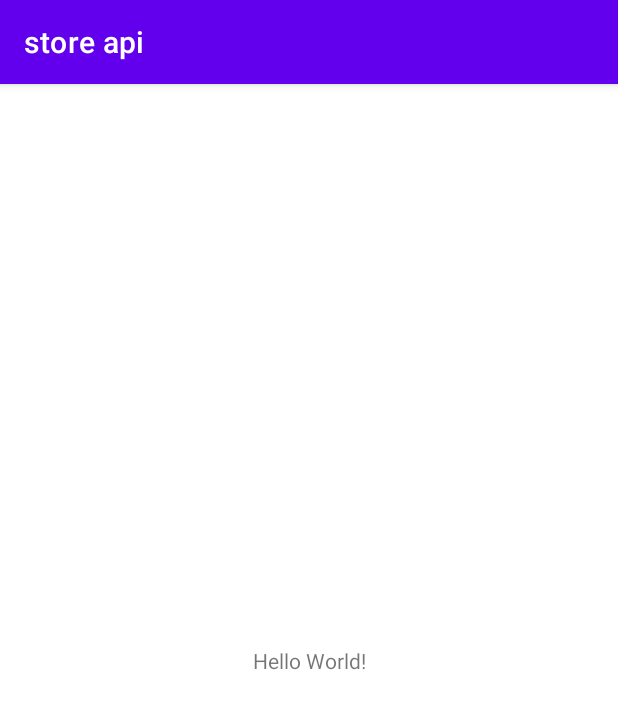
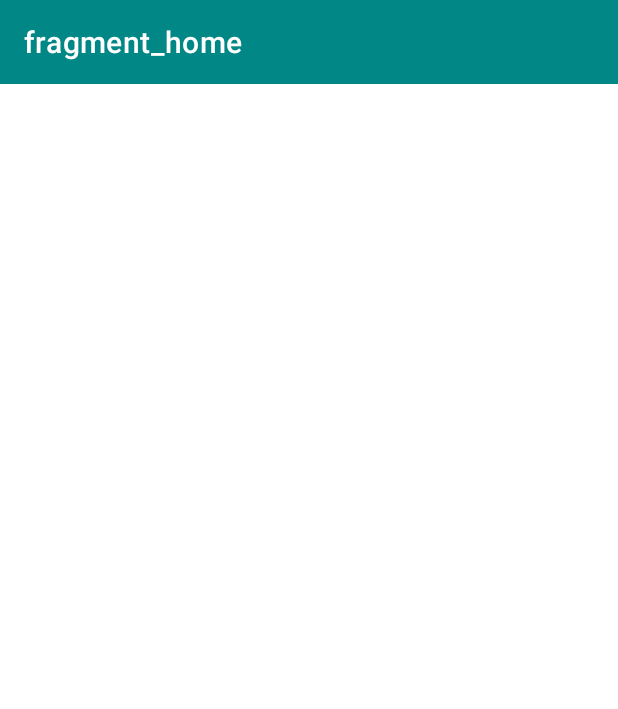
Before and after one commit to AbdelrahmanNabil77/store-api, an Android app: the screen it shows after launch (MainActivity), on a phone screen of 412 x 824 dp. Shown: the top 709 px of the screen. Run offline under Robolectric (Android 15) with nearby library versions, the phone set to English and light mode, and no system bars; our stand-ins replace data binding, navigation-ui.

Commit message:
implemented navigation component with tool bar and data binding

```diff
--- a/app/build.gradle
+++ b/app/build.gradle
@@ -24,6 +24,9 @@ android {
             minifyEnabled false
             proguardFiles getDefaultProguardFile('proguard-android-optimize.txt'), 'proguard-rules.pro'
         }
+    }
+    buildFeatures {
+        dataBinding true
     }
     compileOptions {
         sourceCompatibility JavaVersion.VERSION_1_8
--- a/app/src/main/java/com/example/storeapi/MainActivity.kt
+++ b/app/src/main/java/com/example/storeapi/MainActivity.kt
@@ -2,10 +2,31 @@ package com.example.storeapi
 
 import androidx.appcompat.app.AppCompatActivity
 import android.os.Bundle
+import androidx.databinding.DataBindingUtil
+import androidx.navigation.NavController
+import androidx.navigation.fragment.NavHostFragment
+import androidx.navigation.ui.AppBarConfiguration
+import androidx.navigation.ui.navigateUp
+import androidx.navigation.ui.setupActionBarWithNavController
+import com.example.storeapi.databinding.ActivityMainBinding
 
 class MainActivity : AppCompatActivity() {
+    lateinit var binding: ActivityMainBinding
+    lateinit var navController: NavController
+    lateinit var appBarConfiguration: AppBarConfiguration
     override fun onCreate(savedInstanceState: Bundle?) {
         super.onCreate(savedInstanceState)
-        setContentView(R.layout.activity_main)
+        binding=DataBindingUtil.setContentView(this, R.layout.activity_main)
+        val navHostFragment =
+            supportFragmentManager.findFragmentById(R.id.fragmentContainer) as NavHostFragment
+        navController = navHostFragment.navController
+        setSupportActionBar(binding.toolBar)
+
+        appBarConfiguration = AppBarConfiguration(setOf(R.id.homeFragment))
+        setupActionBarWithNavController(navController,appBarConfiguration)
+
+    }
+    override fun onSupportNavigateUp(): Boolean {
+        return navController.navigateUp(appBarConfiguration) || super.onSupportNavigateUp()
     }
 }
--- /dev/null
+++ b/app/src/main/java/com/example/storeapi/view/DetailsFragment.kt
@@ -0,0 +1,27 @@
+package com.example.storeapi.view
+
+import android.os.Bundle
+import android.view.LayoutInflater
+import android.view.View
+import android.view.ViewGroup
+import androidx.databinding.DataBindingUtil
+import androidx.fragment.app.Fragment
+import com.example.storeapi.R
+import com.example.storeapi.databinding.FragmentDetailsBinding
+
+class DetailsFragment : Fragment() {
+    lateinit var binding: FragmentDetailsBinding
+    override fun onCreateView(
+        inflater: LayoutInflater, container: ViewGroup?,
+        savedInstanceState: Bundle?
+    ): View? {
+        // Inflate the layout for this fragment
+        binding = DataBindingUtil.inflate(
+            inflater,
+            R.layout.fragment_details,
+            container,
+            false
+        )
+        return binding.root
+    }
+}
--- /dev/null
+++ b/app/src/main/java/com/example/storeapi/view/HomeFragment.kt
@@ -0,0 +1,30 @@
+package com.example.storeapi.view
+
+import android.os.Bundle
+import androidx.fragment.app.Fragment
+import android.view.LayoutInflater
+import android.view.View
+import android.view.ViewGroup
+import androidx.databinding.DataBindingUtil
+import androidx.navigation.fragment.findNavController
+import com.example.storeapi.R
+import com.example.storeapi.databinding.FragmentDetailsBinding
+import com.example.storeapi.databinding.FragmentHomeBinding
+
+class HomeFragment : Fragment() {
+    lateinit var binding: FragmentHomeBinding
+    override fun onCreateView(
+        inflater: LayoutInflater, container: ViewGroup?,
+        savedInstanceState: Bundle?
+    ): View? {
+        // Inflate the layout for this fragment
+        binding = DataBindingUtil.inflate(
+            inflater,
+            R.layout.fragment_home,
+            container,
+            false
+        )
+        return binding.root
+    }
+
+}
--- a/app/src/main/res/layout/activity_main.xml
+++ b/app/src/main/res/layout/activity_main.xml
@@ -1,18 +1,31 @@
 <?xml version="1.0" encoding="utf-8"?>
-<androidx.constraintlayout.widget.ConstraintLayout xmlns:android="http://schemas.android.com/apk/res/android"
+<layout
+    xmlns:android="http://schemas.android.com/apk/res/android"
     xmlns:app="http://schemas.android.com/apk/res-auto"
-    xmlns:tools="http://schemas.android.com/tools"
+    xmlns:tools="http://schemas.android.com/tools">
+<androidx.constraintlayout.widget.ConstraintLayout
     android:layout_width="match_parent"
     android:layout_height="match_parent"
     tools:context=".MainActivity">
 
-    <TextView
-        android:layout_width="wrap_content"
+    <androidx.appcompat.widget.Toolbar
+        android:id="@+id/toolBar"
+        android:layout_width="match_parent"
         android:layout_height="wrap_content"
-        android:text="Hello World!"
+        android:theme="@style/ToolbarTheme"
+        app:layout_constraintStart_toStartOf="parent"
+        app:layout_constraintTop_toTopOf="parent"
+        />
+    <androidx.fragment.app.FragmentContainerView
+        android:id="@+id/fragmentContainer"
+        android:name="androidx.navigation.fragment.NavHostFragment"
+        android:layout_width="match_parent"
+        android:layout_height="0dp"
+        app:layout_constraintStart_toStartOf="parent"
+        app:layout_constraintTop_toBottomOf="@id/toolBar"
         app:layout_constraintBottom_toBottomOf="parent"
-        app:layout_constraintEnd_toEndOf="parent"
-        app:layout_constraintStart_toStartOf="parent"
-        app:layout_constraintTop_toTopOf="parent" />
-
+        android:layout_marginBottom="10dp"
+        app:defaultNavHost="true"
+        app:navGraph="@navigation/main_nav_graph" />
 </androidx.constraintlayout.widget.ConstraintLayout>
+</layout>
--- /dev/null
+++ b/app/src/main/res/layout/fragment_details.xml
@@ -0,0 +1,17 @@
+<?xml version="1.0" encoding="utf-8"?>
+<layout
+    xmlns:android="http://schemas.android.com/apk/res/android"
+    xmlns:tools="http://schemas.android.com/tools">
+<FrameLayout
+    android:layout_width="match_parent"
+    android:layout_height="match_parent"
+    tools:context=".view.DetailsFragment">
+
+    <!-- TODO: Update blank fragment layout -->
+    <TextView
+        android:layout_width="match_parent"
+        android:layout_height="match_parent"
+        android:text="@string/hello_blank_fragment" />
+
+</FrameLayout>
+</layout>
--- /dev/null
+++ b/app/src/main/res/layout/fragment_home.xml
@@ -0,0 +1,12 @@
+<?xml version="1.0" encoding="utf-8"?>
+<layout xmlns:android="http://schemas.android.com/apk/res/android"
+    xmlns:tools="http://schemas.android.com/tools"
+    xmlns:app="http://schemas.android.com/apk/res-auto">
+<androidx.constraintlayout.widget.ConstraintLayout
+    android:layout_width="match_parent"
+    android:layout_height="match_parent"
+    tools:context=".view.HomeFragment">
+
+
+</androidx.constraintlayout.widget.ConstraintLayout>
+</layout>
--- /dev/null
+++ b/app/src/main/res/navigation/main_nav_graph.xml
@@ -0,0 +1,22 @@
+<?xml version="1.0" encoding="utf-8"?>
+<navigation xmlns:android="http://schemas.android.com/apk/res/android"
+    xmlns:app="http://schemas.android.com/apk/res-auto"
+    xmlns:tools="http://schemas.android.com/tools"
+    android:id="@+id/main_nav_graph"
+    app:startDestination="@id/homeFragment">
+
+    <fragment
+        android:id="@+id/homeFragment"
+        android:name="com.example.storeapi.view.HomeFragment"
+        android:label="fragment_home"
+        tools:layout="@layout/fragment_home" >
+        <action
+            android:id="@+id/action_homeFragment_to_detailsFragment"
+            app:destination="@id/detailsFragment" />
+    </fragment>
+    <fragment
+        android:id="@+id/detailsFragment"
+        android:name="com.example.storeapi.view.DetailsFragment"
+        android:label="fragment_details"
+        tools:layout="@layout/fragment_details" />
+</navigation>
--- a/app/src/main/res/values/strings.xml
+++ b/app/src/main/res/values/strings.xml
@@ -1,3 +1,5 @@
 <resources>
     <string name="app_name">store api</string>
+    <!-- TODO: Remove or change this placeholder text -->
+    <string name="hello_blank_fragment">Hello blank fragment</string>
 </resources>
--- a/app/src/main/res/values/themes.xml
+++ b/app/src/main/res/values/themes.xml
@@ -1,6 +1,6 @@
 <resources xmlns:tools="http://schemas.android.com/tools">
     <!-- Base application theme. -->
-    <style name="Theme.StoreApi" parent="Theme.MaterialComponents.DayNight.DarkActionBar">
+    <style name="Theme.StoreApi" parent="Theme.MaterialComponents.DayNight.NoActionBar">
         <!-- Primary brand color. -->
         <item name="colorPrimary">@color/purple_500</item>
         <item name="colorPrimaryVariant">@color/purple_700</item>
@@ -13,4 +13,13 @@
         <item name="android:statusBarColor">?attr/colorPrimaryVariant</item>
         <!-- Customize your theme here. -->
     </style>
+    <style name="ToolbarTheme" parent="@style/ThemeOverlay.AppCompat.ActionBar">
+        <!-- Customize color of navigation drawer icon and back arrow -->
+        <item name="colorControlNormal">@color/white</item>
+        <item name="android:background">@color/teal_700</item>
+        <item name="titleTextColor">@color/white</item>
+        <item name="android:textColor">@color/white</item>
+        <item name="android:textColorPrimary">@color/white</item>
+        <item name="android:textColorSecondary">@color/white</item>
+    </style>
 </resources>
```
